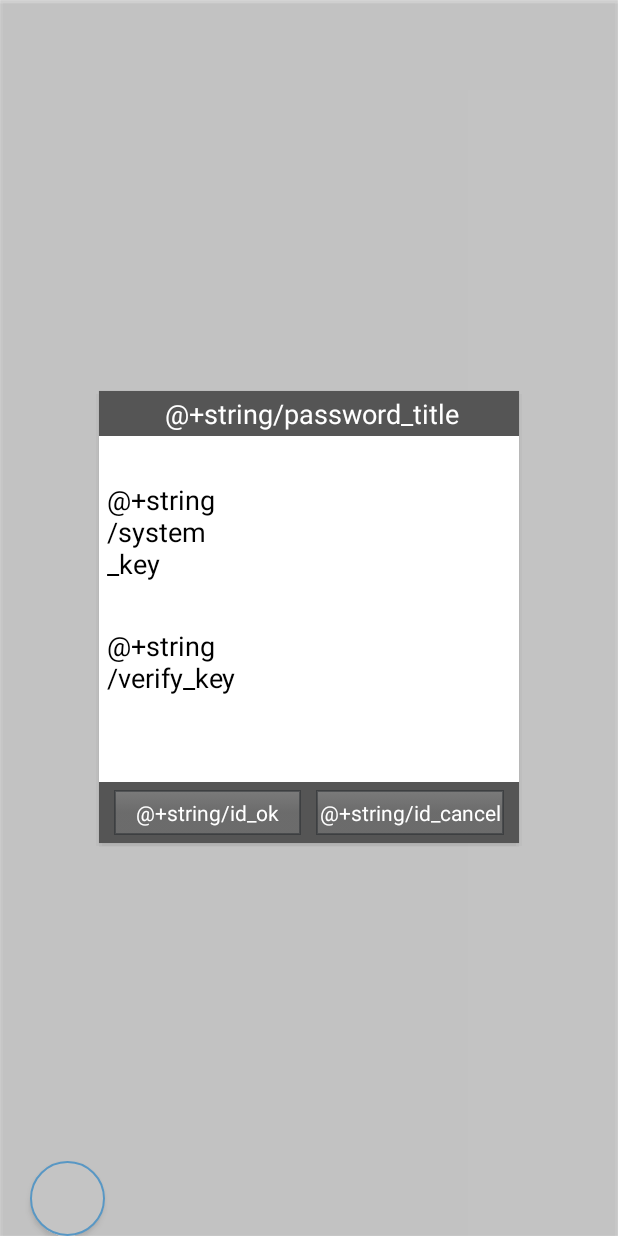
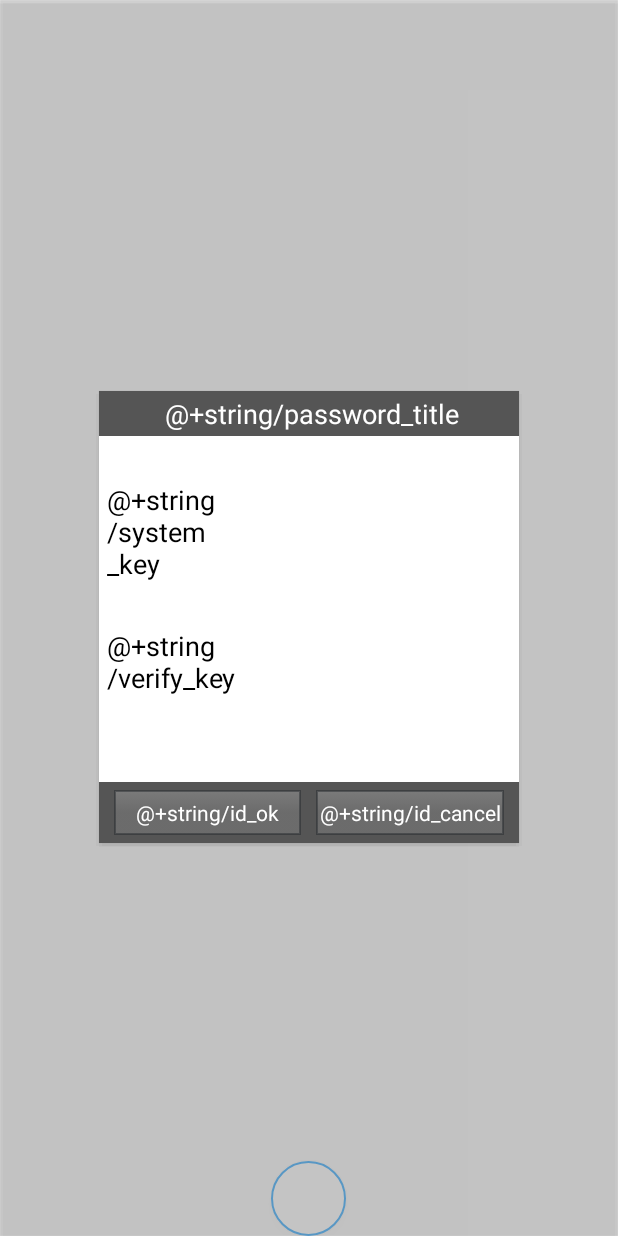
Before and after one commit to hcxxiaomo/ChCarAppNew_as, an Android app: the layout activity_scan_illegal.xml on its own in the app's theme, with its tools: preview values and no code run, on a phone screen of 412 x 824 dp. Run offline under Robolectric (Android 15) with nearby library versions, the phone set to English and light mode, and no system bars.

Commit message:
finish main function

```diff
--- a/app/src/main/java/com/szOCR/camera/CameraIllegalPreview.java
+++ b/app/src/main/java/com/szOCR/camera/CameraIllegalPreview.java
@@ -32,8 +32,11 @@ import com.xiaomo.util.ImageUtil;
 import java.io.File;
 import java.io.FileOutputStream;
 import java.io.IOException;
+import java.text.SimpleDateFormat;
 import java.util.ArrayList;
+import java.util.Date;
 import java.util.List;
+import java.util.Locale;
 
 /**
  * This class assumes the parent layout is RelativeLayout.LayoutParams.
@@ -859,6 +862,7 @@ public class CameraIllegalPreview extends SurfaceView implements SurfaceHolder.C
             matrix.preRotate(90);
             bitmap = Bitmap.createBitmap(bitmap, 0, 0, bitmap.getWidth(), bitmap.getHeight(), matrix, true);
             //TODO 给图片增加水印功能
+            mActivity.waterMarks[4] = new SimpleDateFormat("yyyy-MM-dd HH:mm:ss", Locale.CHINA).format(new Date());
             bitmap = ImageUtil.drawTextsToLeftBottom(mActivity, bitmap, mActivity.waterMarks, 12, Color.WHITE, 0, 15);
             // 创建并保存图片文件
             File dir = new File(Environment.getExternalStorageDirectory().toString(), "/aCarImage/PreviewImages/");
--- a/app/src/main/res/layout/activity_scan_illegal.xml
+++ b/app/src/main/res/layout/activity_scan_illegal.xml
@@ -23,14 +23,19 @@
 
     </RelativeLayout>
 
-    <RelativeLayout
+    <LinearLayout
         android:id="@+id/layoutResult"
         android:layout_width="fill_parent"
         android:layout_height="wrap_content"
         android:layout_alignParentBottom="true"
+android:gravity="center_horizontal"
+        android:orientation="vertical"
 
         >
-
+<!--<LinearLayout
+    android:layout_width="match_parent"
+    android:layout_height="wrap_content"
+    android:orientation="vertical">-->
         <TextView
             android:layout_width="match_parent"
             android:layout_height="wrap_content"
@@ -53,10 +58,10 @@
         <com.xiaomo.button.CountDownTimerButton
             android:layout_width="50dip"
             android:layout_height="50dip"
-            android:layout_marginLeft="20dip"
+            android:layout_gravity="center_horizontal"
             android:background="@drawable/hint_superscript_red"
             android:id="@+id/timeBtn"
-            android:gravity="center_horizontal"
+android:layout_centerHorizontal="true"
             />
 
        <!-- <ImageView
@@ -94,8 +99,8 @@
                 android:textColor="@color/color_white" />
 
         </LinearLayout>
-
-    </RelativeLayout>
+<!--</LinearLayout>-->
+    </LinearLayout>
 
     <RelativeLayout
         android:layout_width="100sp"
```
Also changed, not shown: app/src/main/java/com/carOCR/activity/ScanIllegalActivity.java (+17 -16 lines), app/src/main/java/com/xiaomo/chcarappnew/activity/LoginActivity.java (+9 -9 lines), app/src/main/java/com/xiaomo/chcarappnew/popup/PopupWindowCarIllegalResultInfo.java (+20 -0 lines), app/src/main/res/layout/page_car_illegal_result_info.xml (+14 -8 lines).
